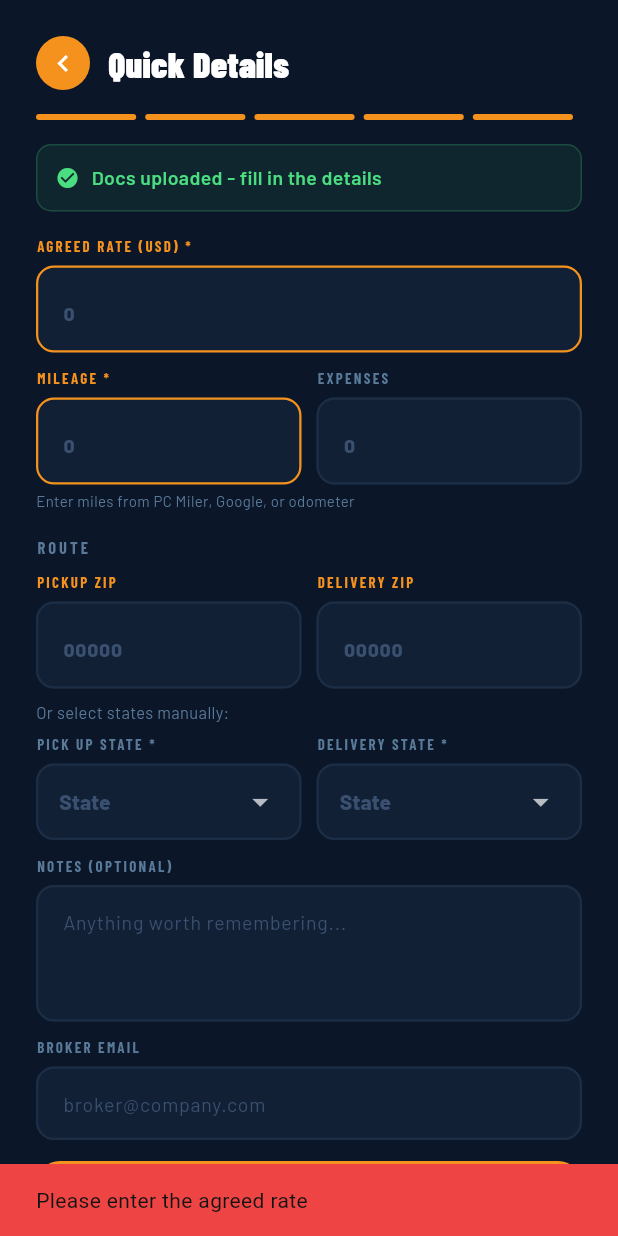
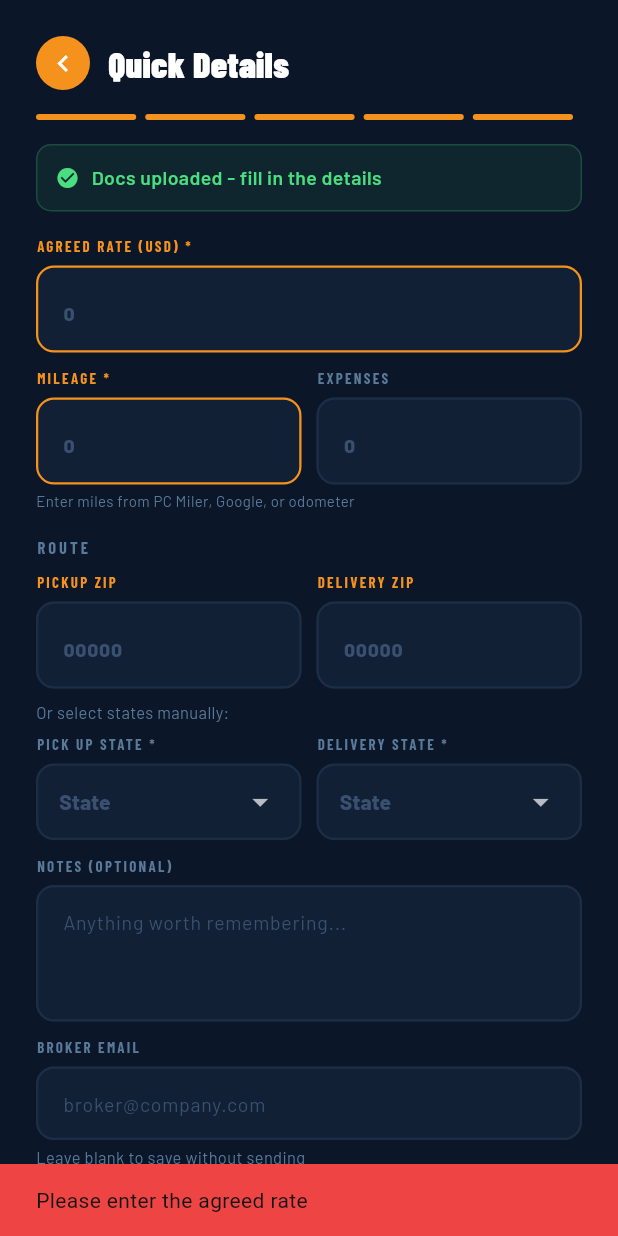
Before and after one commit to ledneto89/YUPloaded, a Flutter app: the QuickDetailsPage screen opened directly, after a tap on "YUPLOAD", on a phone screen of 412 x 824 dp. Run offline on Flutter 3.47's test engine with Material 3 defaults, Android fonts, the phone set to English and light mode, and no system bars; our stand-ins replace cloud_firestore, firebase_auth, firebase_core, firebase_storage, google_fonts, image_picker and 2 more; accounts and stored records are empty.

Commit message:
Fix share popup only  shows with broker email hint text added

```diff
--- a/lib/quick_details_page.dart
+++ b/lib/quick_details_page.dart
@@ -186,7 +186,9 @@ class _QuickDetailsPageState extends State<QuickDetailsPage> {
       if (_savedDispatcherEmail.isNotEmpty) await EmailService.sendDispatcherPacket(dispatcherEmail: _savedDispatcherEmail, loadNumber: loadNumber, pickupState: _pickupCity.isNotEmpty ? _pickupCity + ' ' + (_pickupState ?? '') : (_pickupState ?? ''), deliveryState: _deliveryCity.isNotEmpty ? _deliveryCity + ' ' + (_deliveryState ?? '') : (_deliveryState ?? ''), driverName: driverName, rateConUrl: widget.rateConUrl, bolUrl: widget.bolUrl, freightUrls: widget.freightUrls, podUrl: widget.podUrl);
 
       if (mounted) {
-        await InvoiceGenerator.generateAndShare(loadNumber: loadNumber, driverName: driverName, mcNumber: mcNumber, pickupState: _pickupCity.isNotEmpty ? _pickupCity + ' ' + (_pickupState ?? '') : (_pickupState ?? ''), deliveryState: _deliveryCity.isNotEmpty ? _deliveryCity + ' ' + (_deliveryState ?? '') : (_deliveryState ?? ''), rate: rate, brokerEmail: brokerEmail, context: context);
+        if (brokerEmail.isNotEmpty) {
+          await InvoiceGenerator.generateAndShare(loadNumber: loadNumber, driverName: driverName, mcNumber: mcNumber, pickupState: _pickupCity.isNotEmpty ? _pickupCity + ' ' + (_pickupState ?? '') : (_pickupState ?? ''), deliveryState: _deliveryCity.isNotEmpty ? _deliveryCity + ' ' + (_deliveryState ?? '') : (_deliveryState ?? ''), rate: rate, brokerEmail: brokerEmail, context: context);
+        }
         Navigator.pushReplacement(context, MaterialPageRoute(builder: (_) => YUPLOADEDPage(loadNumber: loadNumber)));
       }
     } catch (e) {
@@ -294,6 +296,11 @@ class _QuickDetailsPageState extends State<QuickDetailsPage> {
               const SizedBox(height: 6),
               TextField(controller: _brokerEmailController, keyboardType: TextInputType.emailAddress, style: GoogleFonts.barlow(fontSize: 14, color: textPrimary), decoration: InputDecoration(hintText: 'broker@company.com', hintStyle: GoogleFonts.barlow(fontSize: 13, color: const Color(0xFF3A5070)), filled: true, fillColor: surface, contentPadding: const EdgeInsets.all(14), enabledBorder: OutlineInputBorder(borderRadius: BorderRadius.circular(12), borderSide: const BorderSide(color: Color(0xFF1C2E45), width: 1.5)), focusedBorder: OutlineInputBorder(borderRadius: BorderRadius.circular(12), borderSide: const BorderSide(color: Color(0xFFF5921E), width: 1.5)))),
             ]),
+            Padding(
+              padding: const EdgeInsets.only(top: 4),
+              child: Text('Leave blank to save without sending', style: GoogleFonts.barlow(fontSize: 11, color: const Color(0xFF5A7A9A))),
+            ),
+
             if (_savedDispatcherEmail.isNotEmpty) ...[
               const SizedBox(height: 10),
               Container(padding: const EdgeInsets.all(14), decoration: BoxDecoration(color: surface, borderRadius: BorderRadius.circular(12), border: Border.all(color: orange.withValues(alpha: 0.3))), child: Row(mainAxisAlignment: MainAxisAlignment.spaceBetween, children: [
```
